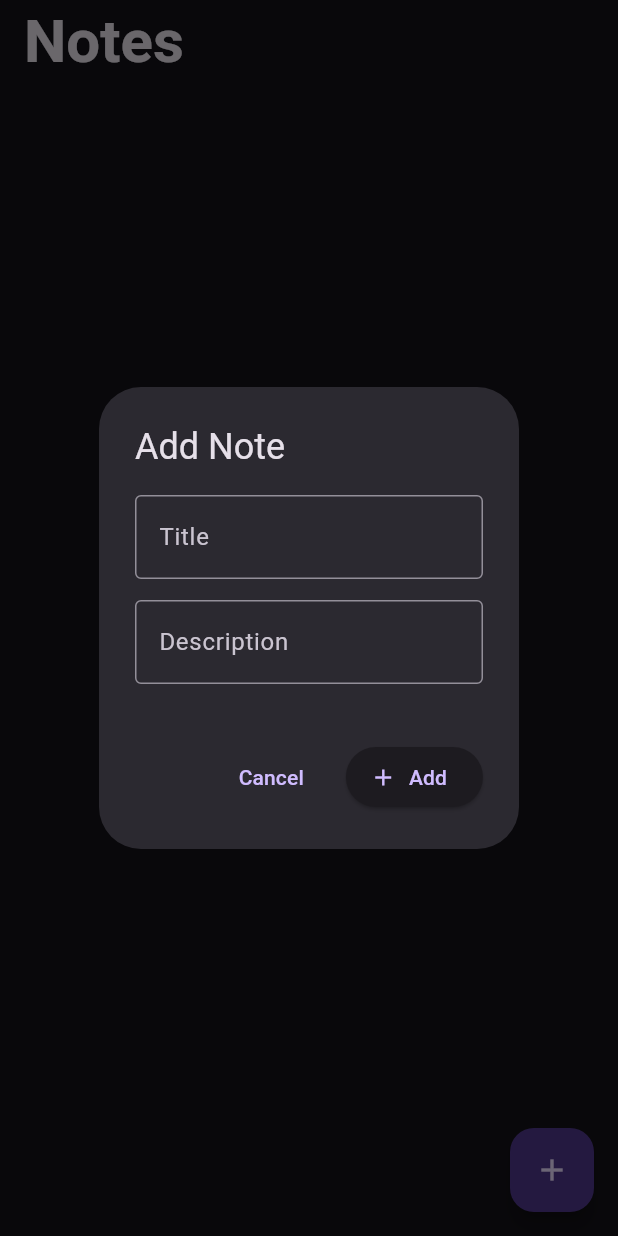
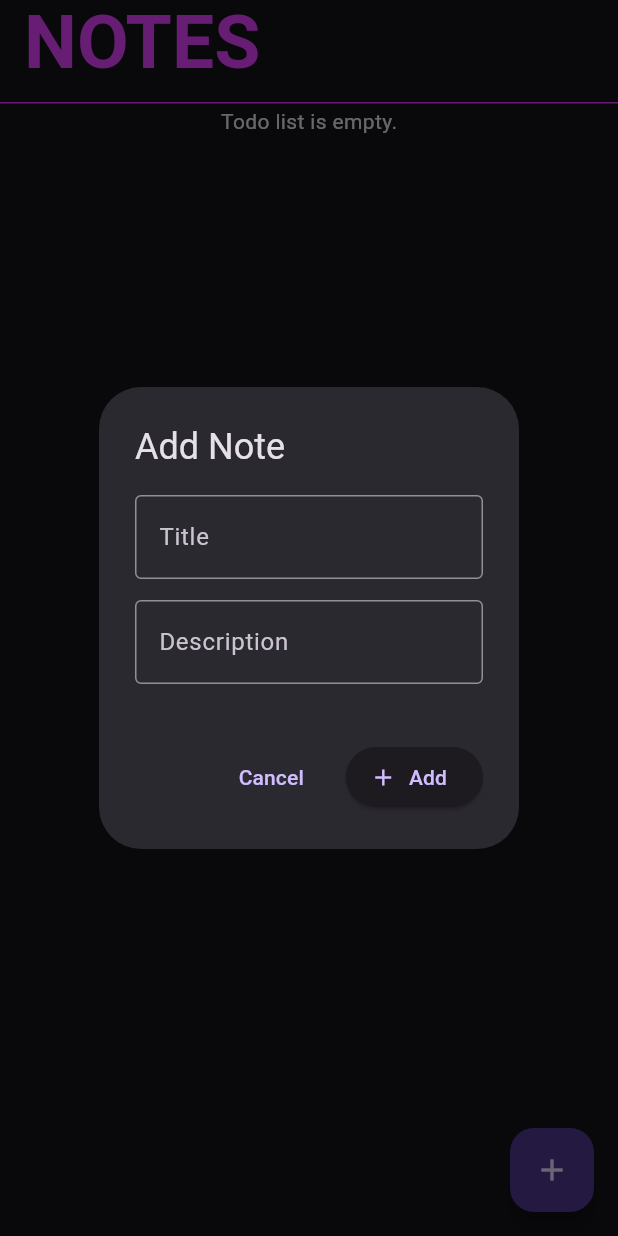
Before and after one commit to SaifIvnaAlam/Hive-Bloc-NoteApp, a Flutter app: the screen it shows after launch, after a tap on the "add" icon, on a phone screen of 412 x 824 dp. Run offline on Flutter 3.47's test engine with Material 2 defaults, Android fonts, the phone set to English and light mode, and no system bars; our stand-ins replace flutter_bloc, google_fonts, hive_flutter; accounts and stored records are empty.

Commit message:
Completed: Note App

```diff
--- a/lib/cubit/note_cubit.dart
+++ b/lib/cubit/note_cubit.dart
@@ -35,7 +35,7 @@ class NoteCubit extends Cubit<NoteState> {
     emit(AddNoteState());
   }
 
-  updateTodo(NoteModel noteModel) async {
+  updateNote(NoteModel noteModel) async {
     await Hive.openBox<NoteModel>('todos').then((value) {
       final Map<dynamic, NoteModel> todoMap = value.toMap();
       dynamic desiredKey;
--- a/lib/main.dart
+++ b/lib/main.dart
@@ -1,5 +1,7 @@
 import 'package:flutter/material.dart';
+
 import 'package:flutter_bloc/flutter_bloc.dart';
+import 'package:google_fonts/google_fonts.dart';
 import 'package:hive_database/cubit/note_cubit.dart';
 import 'package:hive_database/notemode.dart';
 import 'package:hive_database/pages.dart/home_page.dart';
@@ -28,10 +30,15 @@ class App extends StatelessWidget {
 
   @override
   Widget build(BuildContext context) {
+    var textTheme = GoogleFonts.robotoTextTheme();
     return BlocProvider(
       create: (context) => NoteCubit()..getBox(),
       child: MaterialApp(
-        theme: ThemeData(useMaterial3: true, brightness: Brightness.dark),
+        debugShowCheckedModeBanner: false,
+        theme: ThemeData(
+          useMaterial3: true,
+          brightness: Brightness.dark,
+        ),
         home: HomePage(),
       ),
     );
--- a/lib/pages.dart/all_notes.dart
+++ b/lib/pages.dart/all_notes.dart
@@ -20,16 +20,18 @@ class AllTodosScreen extends StatelessWidget {
           ? const Center(
               child: Text('Todo list is empty.'),
             )
-          : MasonryGridView.count(
+          : SingleChildScrollView(
+              child: MasonryGridView.count(
                 crossAxisCount: 2,
-              crossAxisSpacing: 4,
-              mainAxisSpacing: 4,
+                crossAxisSpacing: 6,
+                mainAxisSpacing: 6,
                 physics: const NeverScrollableScrollPhysics(),
                 itemBuilder: (BuildContext context, int index) {
-                return TodoTile(noteModel: noteList[index]);
+                  return NoteTile(noteModel: noteList[index]);
                 },
                 itemCount: noteList.length,
                 shrinkWrap: true,
+              ),
             );
     });
   }
--- a/lib/pages.dart/home_page.dart
+++ b/lib/pages.dart/home_page.dart
@@ -2,7 +2,7 @@ import 'package:flutter/material.dart';
 import 'package:flutter_bloc/flutter_bloc.dart';
 import 'package:hive_database/notemode.dart';
 import 'package:hive_database/pages.dart/all_notes.dart';
-import 'package:hive_database/pages.dart/notes_page.dart';
+import 'package:hive_database/util/app_style.dart';
 
 import '../cubit/note_cubit.dart';
 
@@ -16,13 +16,13 @@ class HomePage extends StatelessWidget {
       listener: (context, state) {},
       builder: (context, state) {
         var cubit = NoteCubit.get(context);
-        List<NoteModel>? noteList = [];
 
         return Scaffold(
             appBar: AppBar(
               title: Text(
-                "Notes",
-                style: TextStyle(fontSize: 40, fontWeight: FontWeight.w700),
+                "NOTES",
+                style: kRobotoBold.copyWith(
+                    fontSize: 50, color: Colors.purpleAccent),
               ),
             ),
             floatingActionButton: FloatingActionButton(
@@ -114,7 +114,18 @@ class HomePage extends StatelessWidget {
               },
               child: const Icon(Icons.add),
             ),
-            body: AllTodosScreen());
+            body: Column(
+              children: const [
+                SizedBox(
+                  height: 10,
+                ),
+                Divider(
+                  height: 5,
+                  color: Colors.purpleAccent,
+                ),
+                AllTodosScreen(),
+              ],
+            ));
       },
     );
   }
```
Also changed, not shown: lib/pages.dart/notes_page.dart (+85 -16 lines), lib/util/app_style.dart (added, +30 -0 lines). Lines whose indentation alone changed are shown as unchanged.
